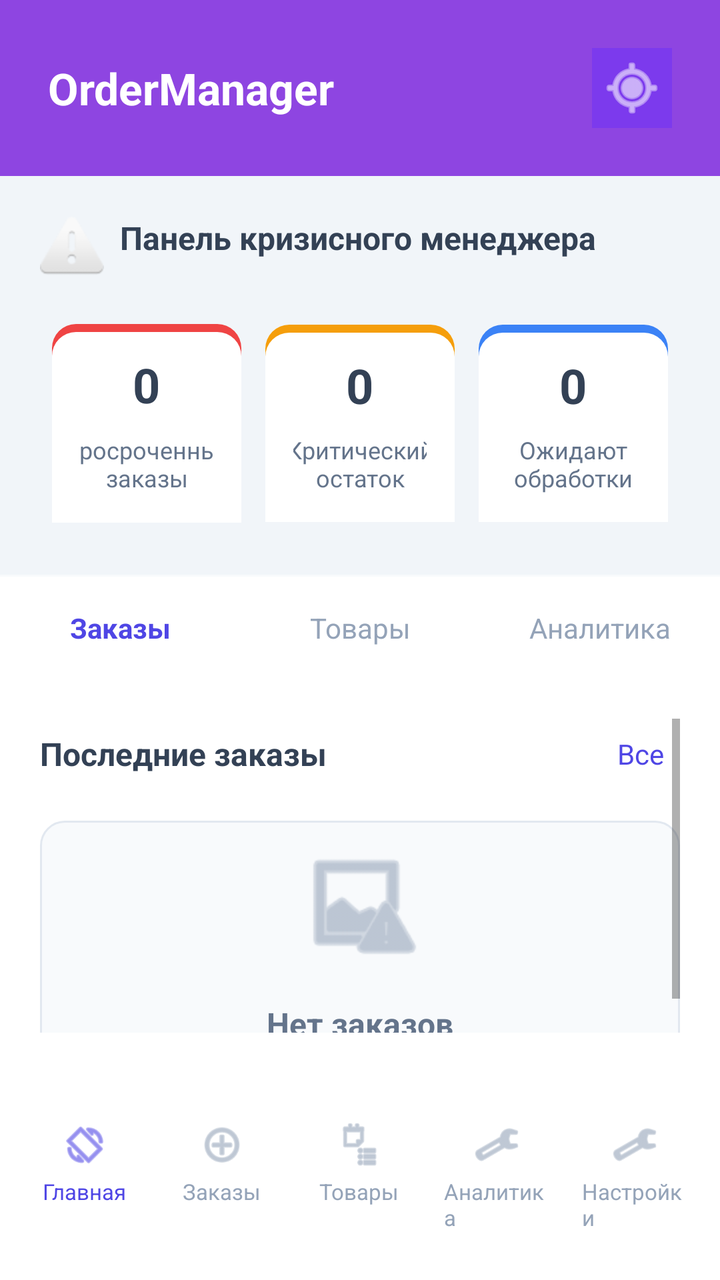
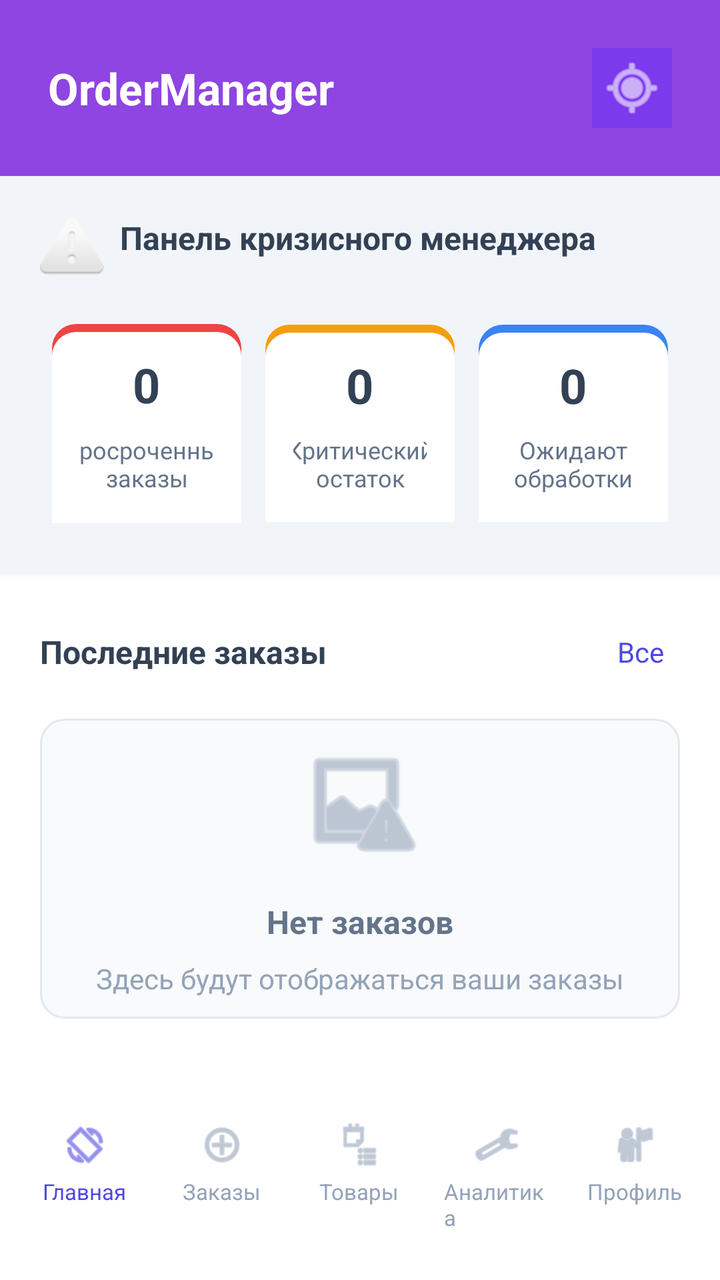

An Android layout rendered at two revisions. The XML below is the earlier revision; the diff shows what the commit changed to produce the second picture.
<!-- AndroidManifest.xml: application theme Theme.Storage_control -->
<!-- res/layout/activity_dashboard.xml -->
<?xml version="1.0" encoding="utf-8"?>
<LinearLayout xmlns:android="http://schemas.android.com/apk/res/android"
    xmlns:app="http://schemas.android.com/apk/res-auto"
    android:layout_width="match_parent"
    android:layout_height="match_parent"
    android:orientation="vertical"
    android:background="#f8fafc">

    
    <LinearLayout
        android:layout_width="match_parent"
        android:layout_height="wrap_content"
        android:background="#8e45e1"
        android:padding="24dp"
        android:orientation="horizontal"
        android:gravity="center_vertical">

        <TextView
            android:layout_width="0dp"
            android:layout_height="wrap_content"
            android:layout_weight="1"
            android:text="OrderManager"
            android:textColor="#ffffff"
            android:textSize="22sp"
            android:textStyle="bold" />

        <ImageView
            android:layout_width="40dp"
            android:layout_height="40dp"
            android:background="#7c3aed"
            android:src="@android:drawable/ic_menu_mylocation"
        app:tint="#ffffff"
        android:scaleType="center"
        android:padding="8dp" />

    </LinearLayout>

    
    <LinearLayout
        android:layout_width="match_parent"
        android:layout_height="wrap_content"
        android:orientation="vertical"
        android:background="#f1f5f9"
        android:padding="20dp"
        android:layout_marginBottom="1dp">

        <TextView
            android:layout_width="wrap_content"
            android:layout_height="wrap_content"
            android:text="Панель кризисного менеджера"
            android:textColor="#334155"
            android:textSize="16sp"
            android:textStyle="bold"
            android:drawableStart="@android:drawable/ic_dialog_alert"
        android:drawablePadding="8dp"
        android:layout_marginBottom="16dp" />

        <LinearLayout
            android:layout_width="match_parent"
            android:layout_height="wrap_content"
            android:orientation="horizontal"
            android:gravity="center"
            android:weightSum="3">

            
            <LinearLayout
                android:id="@+id/overdueBadge"
                android:layout_width="0dp"
                android:layout_height="wrap_content"
                android:layout_weight="1"
                android:orientation="vertical"
                android:background="@drawable/badge_background_critical"
                android:padding="14dp"
                android:layout_margin="6dp"
                android:gravity="center">

                <TextView
                    android:id="@+id/overdueOrdersCount"
                    android:layout_width="wrap_content"
                    android:layout_height="wrap_content"
                    android:text="0"
                    android:textColor="#334155"
                    android:textSize="24sp"
                    android:textStyle="bold"
                    android:layout_marginBottom="8dp" />

                <TextView
                    android:layout_width="101dp"
                    android:layout_height="31dp"
                    android:gravity="center"
                    android:maxLines="2"
                    android:text="Просроченные заказы"
                    android:textColor="#64748b"
                    android:textSize="12sp" />

            </LinearLayout>

            
            <LinearLayout
                android:id="@+id/criticalBadge"
                android:layout_width="0dp"
                android:layout_height="wrap_content"
                android:layout_weight="1"
                android:orientation="vertical"
                android:background="@drawable/badge_background_warning"
                android:padding="14dp"
                android:layout_margin="6dp"
                android:gravity="center">

                <TextView
                    android:id="@+id/criticalStockCount"
                    android:layout_width="wrap_content"
                    android:layout_height="wrap_content"
                    android:text="0"
                    android:textColor="#334155"
                    android:textSize="24sp"
                    android:textStyle="bold"
                    android:layout_marginBottom="8dp" />

                <TextView
                    android:layout_width="97dp"
                    android:layout_height="wrap_content"
                    android:gravity="center"
                    android:maxLines="2"
                    android:text="Критический остаток"
                    android:textColor="#64748b"
                    android:textSize="12sp" />

            </LinearLayout>

            
            <LinearLayout
                android:id="@+id/pendingBadge"
                android:layout_width="0dp"
                android:layout_height="wrap_content"
                android:layout_weight="1"
                android:orientation="vertical"
                android:background="@drawable/badge_background_info"
                android:padding="14dp"
                android:layout_margin="6dp"
                android:gravity="center">

                <TextView
                    android:id="@+id/pendingOrdersCount"
                    android:layout_width="wrap_content"
                    android:layout_height="wrap_content"
                    android:text="0"
                    android:textColor="#334155"
                    android:textSize="24sp"
                    android:textStyle="bold"
                    android:layout_marginBottom="8dp" />

                <TextView
                    android:layout_width="wrap_content"
                    android:layout_height="wrap_content"
                    android:text="Ожидают обработки"
                    android:textColor="#64748b"
                    android:textSize="12sp"
                    android:gravity="center"
                    android:maxLines="2" />

            </LinearLayout>

        </LinearLayout>

    </LinearLayout>

    
    <LinearLayout
        android:id="@+id/tabsLayout"
        android:layout_width="match_parent"
        android:layout_height="wrap_content"
        android:orientation="horizontal"
        android:background="#ffffff"
        android:weightSum="3">

        <TextView
            android:id="@+id/tabOrders"
            android:layout_width="0dp"
            android:layout_height="wrap_content"
            android:layout_weight="1"
            android:text="Заказы"
            android:textAlignment="center"
            android:padding="16dp"
            android:background="@drawable/tab_background_selected"
            android:textColor="#4f46e5"
            android:textStyle="bold" />

        <TextView
            android:id="@+id/tabProducts"
            android:layout_width="0dp"
            android:layout_height="wrap_content"
            android:layout_weight="1"
            android:text="Товары"
            android:textAlignment="center"
            android:padding="16dp"
            android:background="@drawable/tab_background"
            android:textColor="#94a3b8" />

        <TextView
            android:id="@+id/tabAnalytics"
            android:layout_width="0dp"
            android:layout_height="wrap_content"
            android:layout_weight="1"
            android:text="Аналитика"
            android:textAlignment="center"
            android:padding="16dp"
            android:background="@drawable/tab_background"
            android:textColor="#94a3b8" />

    </LinearLayout>

    
    <ScrollView
        android:layout_width="match_parent"
        android:layout_height="0dp"
        android:layout_weight="1"
        android:padding="20dp"
        android:background="#ffffff">

        <LinearLayout
            android:layout_width="match_parent"
            android:layout_height="wrap_content"
            android:orientation="vertical">

            
            <LinearLayout
                android:layout_width="match_parent"
                android:layout_height="wrap_content"
                android:orientation="horizontal"
                android:gravity="center_vertical"
                android:layout_marginBottom="16dp">

                <TextView
                    android:id="@+id/sectionTitle"
                    android:layout_width="0dp"
                    android:layout_height="wrap_content"
                    android:layout_weight="1"
                    android:text="Последние заказы"
                    android:textColor="#334155"
                    android:textSize="16sp"
                    android:textStyle="bold" />

                <TextView
                    android:id="@+id/viewAllButton"
                    android:layout_width="wrap_content"
                    android:layout_height="wrap_content"
                    android:text="Все"
                    android:textColor="#4f46e5"
                    android:textSize="14sp"
                    android:padding="8dp" />

            </LinearLayout>

            
            <LinearLayout
                android:id="@+id/emptyOrdersLayout"
                android:layout_width="match_parent"
                android:layout_height="150dp"
                android:orientation="vertical"
                android:gravity="center"
                android:background="@drawable/empty_state_background"
                android:visibility="visible">

                <ImageView
                    android:layout_width="64dp"
                    android:layout_height="64dp"
                    android:src="@android:drawable/ic_menu_report_image"
                app:tint="#94a3b8"
                android:layout_marginBottom="16dp" />

                <TextView
                    android:layout_width="wrap_content"
                    android:layout_height="wrap_content"
                    android:text="Нет заказов"
                    android:textColor="#64748b"
                    android:textSize="16sp"
                    android:textStyle="bold" />

                <TextView
                    android:layout_width="wrap_content"
                    android:layout_height="wrap_content"
                    android:text="Здесь будут отображаться ваши заказы"
                    android:textColor="#94a3b8"
                    android:textSize="14sp"
                    android:layout_marginTop="8dp" />

            </LinearLayout>

            
            <LinearLayout
                android:id="@+id/ordersContainer"
                android:layout_width="match_parent"
                android:layout_height="wrap_content"
                android:orientation="vertical"
                android:visibility="gone">

                

            </LinearLayout>

        </LinearLayout>

    </ScrollView>

    
    <LinearLayout
        android:layout_width="match_parent"
        android:layout_height="wrap_content"
        android:orientation="horizontal"
        android:background="#ffffff"
        android:weightSum="5"
        android:paddingVertical="16dp"
        android:paddingHorizontal="8dp">

        <LinearLayout
            android:id="@+id/navHome"
            android:layout_width="0dp"
            android:layout_height="wrap_content"
            android:layout_weight="1"
            android:orientation="vertical"
            android:gravity="center"
            android:padding="8dp">

            <ImageView
                android:layout_width="24dp"
                android:layout_height="24dp"
                android:src="@android:drawable/ic_menu_always_landscape_portrait"
            app:tint="#4f46e5" />

            <TextView
                android:layout_width="wrap_content"
                android:layout_height="wrap_content"
                android:text="Главная"
                android:textColor="#4f46e5"
                android:textSize="11sp"
                android:layout_marginTop="4dp" />

        </LinearLayout>

        <LinearLayout
            android:id="@+id/navOrders"
            android:layout_width="0dp"
            android:layout_height="wrap_content"
            android:layout_weight="1"
            android:orientation="vertical"
            android:gravity="center"
            android:padding="8dp">

            <ImageView
                android:layout_width="24dp"
                android:layout_height="24dp"
                android:src="@android:drawable/ic_menu_add"
            app:tint="#94a3b8" />

            <TextView
                android:layout_width="wrap_content"
                android:layout_height="wrap_content"
                android:text="Заказы"
                android:textColor="#94a3b8"
                android:textSize="11sp"
                android:layout_marginTop="4dp" />

        </LinearLayout>

        <LinearLayout
            android:id="@+id/navProducts"
            android:layout_width="0dp"
            android:layout_height="wrap_content"
            android:layout_weight="1"
            android:orientation="vertical"
            android:gravity="center"
            android:padding="8dp">

            <ImageView
                android:layout_width="24dp"
                android:layout_height="24dp"
                android:src="@android:drawable/ic_menu_agenda"
            app:tint="#94a3b8" />

            <TextView
                android:layout_width="wrap_content"
                android:layout_height="wrap_content"
                android:text="Товары"
                android:textColor="#94a3b8"
                android:textSize="11sp"
                android:layout_marginTop="4dp" />

        </LinearLayout>

        <LinearLayout
            android:id="@+id/navAnalytics"
            android:layout_width="0dp"
            android:layout_height="wrap_content"
            android:layout_weight="1"
            android:orientation="vertical"
            android:gravity="center"
            android:padding="8dp">

            <ImageView
                android:layout_width="24dp"
                android:layout_height="24dp"
                android:src="@android:drawable/ic_menu_manage"
            app:tint="#94a3b8" />

            <TextView
                android:layout_width="wrap_content"
                android:layout_height="wrap_content"
                android:text="Аналитика"
                android:textColor="#94a3b8"
                android:textSize="11sp"
                android:layout_marginTop="4dp" />

        </LinearLayout>

        <LinearLayout
            android:id="@+id/navSettings"
            android:layout_width="0dp"
            android:layout_height="wrap_content"
            android:layout_weight="1"
            android:orientation="vertical"
            android:gravity="center"
            android:padding="8dp">

            <ImageView
                android:layout_width="24dp"
                android:layout_height="24dp"
                android:src="@android:drawable/ic_menu_preferences"
            app:tint="#94a3b8" />

            <TextView
                android:layout_width="wrap_content"
                android:layout_height="wrap_content"
                android:text="Настройки"
                android:textColor="#94a3b8"
                android:textSize="11sp"
                android:layout_marginTop="4dp" />

        </LinearLayout>

    </LinearLayout>

</LinearLayout>
<!-- resources referenced by this layout -->
<resources>
  <!-- drawable badge_background_info (drawable) -->
  <?xml version="1.0" encoding="utf-8"?>
  <layer-list xmlns:android="http://schemas.android.com/apk/res/android">
      <item>
          <shape android:shape="rectangle">
              <solid android:color="#FFFFFF" />
              <corners android:radius="12dp" />
          </shape>
      </item>
      <item
          android:top="0dp"
          android:left="0dp"
          android:right="0dp"
          android:bottom="0dp">
          <shape android:shape="rectangle">
              <solid android:color="#3b82f6" />
              <corners android:topLeftRadius="12dp" android:topRightRadius="12dp" />
          </shape>
      </item>
      <item
          android:top="4dp"
          android:left="0dp"
          android:right="0dp"
          android:bottom="0dp">
          <shape android:shape="rectangle">
              <solid android:color="#FFFFFF" />
              <corners android:topLeftRadius="12dp" android:topRightRadius="12dp" />
          </shape>
      </item>
  </layer-list>
  <!-- drawable badge_background_warning (drawable) -->
  <?xml version="1.0" encoding="utf-8"?>
  <layer-list xmlns:android="http://schemas.android.com/apk/res/android">
      <item>
          <shape android:shape="rectangle">
              <solid android:color="#FFFFFF" />
              <corners android:radius="12dp" />
          </shape>
      </item>
      <item
          android:top="0dp"
          android:left="0dp"
          android:right="0dp"
          android:bottom="0dp">
          <shape android:shape="rectangle">
              <solid android:color="#f59e0b" />
              <corners android:topLeftRadius="12dp" android:topRightRadius="12dp" />
          </shape>
      </item>
      <item
          android:top="4dp"
          android:left="0dp"
          android:right="0dp"
          android:bottom="0dp">
          <shape android:shape="rectangle">
              <solid android:color="#FFFFFF" />
              <corners android:topLeftRadius="12dp" android:topRightRadius="12dp" />
          </shape>
      </item>
  </layer-list>
  <!-- drawable empty_state_background (drawable) -->
  <?xml version="1.0" encoding="utf-8"?>
  <shape xmlns:android="http://schemas.android.com/apk/res/android">
      <solid android:color="#f8fafc" />
      <stroke android:width="1dp" android:color="#e2e8f0" />
      <corners android:radius="12dp" />
  </shape>
  <!-- drawable tab_background (drawable) -->
  <?xml version="1.0" encoding="utf-8"?>
  <shape xmlns:android="http://schemas.android.com/apk/res/android">
      <solid android:color="@android:color/transparent"/>
      <corners android:radius="8dp"/>
  </shape>
  <!-- drawable tab_background_selected (drawable) -->
  <?xml version="1.0" encoding="utf-8"?>
  <shape xmlns:android="http://schemas.android.com/apk/res/android">
      <solid android:color="@android:color/white"/>
      <corners android:radius="8dp"/>
  </shape>
  <style name="Theme.Storage_control" parent="Theme.MaterialComponents.DayNight.NoActionBar">
          
          <item name="colorPrimary">@color/purple_500</item>
          <item name="colorPrimaryVariant">@color/purple_700</item>
          <item name="colorOnPrimary">@color/white</item>
          
          <item name="colorSecondary">@color/teal_200</item>
          <item name="colorSecondaryVariant">@color/teal_700</item>
          <item name="colorOnSecondary">@color/black</item>
          
          <item name="android:statusBarColor">?attr/colorPrimaryVariant</item>
          
      </style>
  <color name="purple_500">#FF6200EE</color>
  <color name="purple_700">#FF3700B3</color>
  <color name="white">#FFFFFFFF</color>
  <color name="teal_200">#FF03DAC5</color>
  <color name="teal_700">#FF018786</color>
  <color name="black">#FF000000</color>
  <!-- unchanged entries left out for length: 1 -->
</resources>

<!-- the commit's change to res/layout/activity_dashboard.xml (unified diff, before → after) -->
@@ -162,51 +162,6 @@
             </LinearLayout>
 
         </LinearLayout>
-
-    </LinearLayout>
-
-    
-    <LinearLayout
-        android:id="@+id/tabsLayout"
-        android:layout_width="match_parent"
-        android:layout_height="wrap_content"
-        android:orientation="horizontal"
-        android:background="#ffffff"
-        android:weightSum="3">
-
-        <TextView
-            android:id="@+id/tabOrders"
-            android:layout_width="0dp"
-            android:layout_height="wrap_content"
-            android:layout_weight="1"
-            android:text="Заказы"
-            android:textAlignment="center"
-            android:padding="16dp"
-            android:background="@drawable/tab_background_selected"
-            android:textColor="#4f46e5"
-            android:textStyle="bold" />
-
-        <TextView
-            android:id="@+id/tabProducts"
-            android:layout_width="0dp"
-            android:layout_height="wrap_content"
-            android:layout_weight="1"
-            android:text="Товары"
-            android:textAlignment="center"
-            android:padding="16dp"
-            android:background="@drawable/tab_background"
-            android:textColor="#94a3b8" />
-
-        <TextView
-            android:id="@+id/tabAnalytics"
-            android:layout_width="0dp"
-            android:layout_height="wrap_content"
-            android:layout_weight="1"
-            android:text="Аналитика"
-            android:textAlignment="center"
-            android:padding="16dp"
-            android:background="@drawable/tab_background"
-            android:textColor="#94a3b8" />
 
     </LinearLayout>
 
@@ -414,24 +369,24 @@
         </LinearLayout>
 
         <LinearLayout
-            android:id="@+id/navSettings"
-            android:layout_width="0dp"
-            android:layout_height="wrap_content"
-            android:layout_weight="1"
-            android:orientation="vertical"
-            android:gravity="center"
-            android:padding="8dp">
-
-            <ImageView
-                android:layout_width="24dp"
-                android:layout_height="24dp"
-                android:src="@android:drawable/ic_menu_preferences"
-            app:tint="#94a3b8" />
-
-            <TextView
-                android:layout_width="wrap_content"
-                android:layout_height="wrap_content"
-                android:text="Настройки"
+            android:id="@+id/navProfile"
+            android:layout_width="0dp"
+            android:layout_height="wrap_content"
+            android:layout_weight="1"
+            android:orientation="vertical"
+            android:gravity="center"
+            android:padding="8dp">
+
+            <ImageView
+                android:layout_width="24dp"
+                android:layout_height="24dp"
+                android:src="@android:drawable/ic_menu_myplaces"
+                app:tint="#94a3b8" />
+
+            <TextView
+                android:layout_width="wrap_content"
+                android:layout_height="wrap_content"
+                android:text="Профиль"
                 android:textColor="#94a3b8"
                 android:textSize="11sp"
                 android:layout_marginTop="4dp" />
<!-- resource entries referenced after the edit -->
@@ -67,18 +67,6 @@
       <stroke android:width="1dp" android:color="#e2e8f0" />
       <corners android:radius="12dp" />
   </shape>
-  <!-- drawable tab_background (drawable) -->
-  <?xml version="1.0" encoding="utf-8"?>
-  <shape xmlns:android="http://schemas.android.com/apk/res/android">
-      <solid android:color="@android:color/transparent"/>
-      <corners android:radius="8dp"/>
-  </shape>
-  <!-- drawable tab_background_selected (drawable) -->
-  <?xml version="1.0" encoding="utf-8"?>
-  <shape xmlns:android="http://schemas.android.com/apk/res/android">
-      <solid android:color="@android:color/white"/>
-      <corners android:radius="8dp"/>
-  </shape>
   <style name="Theme.Storage_control" parent="Theme.MaterialComponents.DayNight.NoActionBar">
           
           <item name="colorPrimary">@color/purple_500</item>
